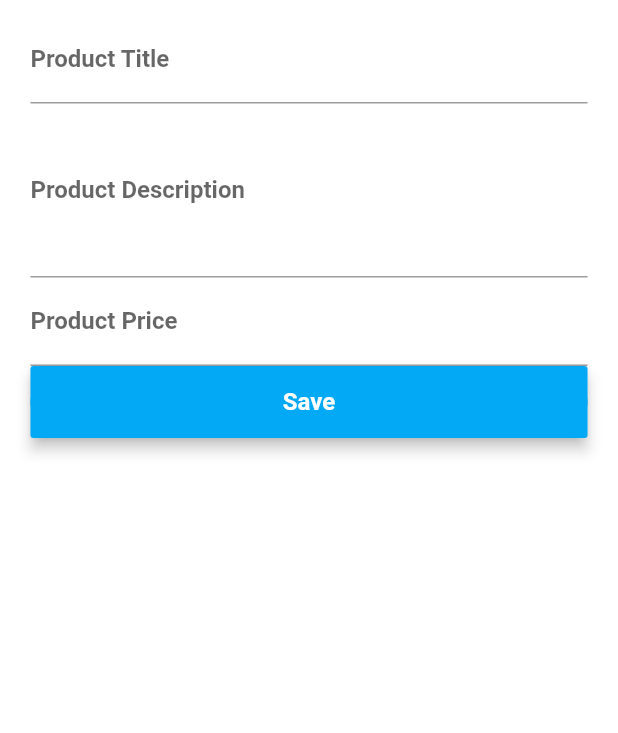
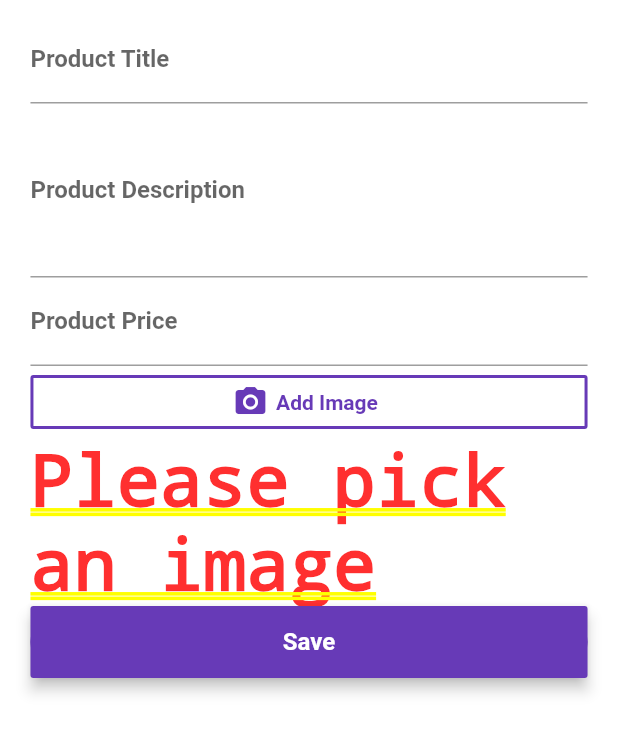
Before and after one commit to sayedsaad07/FlutterProductsApp, a Flutter app: the ProductEditPage screen opened directly, on a phone screen of 412 x 824 dp. Shown: the top 733 px of the screen. Run offline on Flutter 3.47's test engine with Material 2 defaults, Android fonts, the phone set to English and light mode, and no system bars; our stand-ins replace image_picker, shared_preferences; missing offline and left inert: async_loader, dart:ffi; accounts and stored records are empty.

Commit message:
add image picker

```diff
--- a/lib/pages/product_edit.dart
+++ b/lib/pages/product_edit.dart
@@ -2,6 +2,7 @@ import 'package:flutter/material.dart';
 import 'package:scoped_model/scoped_model.dart';
 import 'package:starter_app/core/models/product.dart';
 import 'package:starter_app/core/viewmodels/products.dart';
+import 'package:starter_app/widgets/form-inputs/image.dart';
 import 'package:starter_app/widgets/ui_elements/progress_button.dart';
 
 class ProductEditPage extends StatefulWidget {
@@ -38,6 +39,10 @@ class _ProductEditPageState extends State<ProductEditPage> {
                   _buildTitleTextFormField(),
                   _buildDescriptionTextFormField(),
                   _buildPriceTextFormField(),
+                  SizedBox(
+                    width: 10.0,
+                  ),
+                  ImageInput(),
                   _buildSubmitButton()
                 ])));
 
@@ -121,7 +126,8 @@ class _ProductEditPageState extends State<ProductEditPage> {
       await updateProduct(_formProduct['title'], _formProduct['description'],
           _formProduct['image'], _formProduct['price']);
     }
-    Navigator.pushReplacementNamed(context, "/home").then((_) => selectProduct(null));
+    Navigator.pushReplacementNamed(context, "/home")
+        .then((_) => selectProduct(null));
   }
 
   // void _showModal(BuildContext context) {
--- /dev/null
+++ b/lib/widgets/form-inputs/image.dart
@@ -0,0 +1,102 @@
+import 'package:flutter/material.dart';
+import 'dart:io';
+
+import 'package:image_picker/image_picker.dart';
+
+class ImageInput extends StatefulWidget {
+  @override
+  State<StatefulWidget> createState() {
+    return new ImageInputState();
+  }
+}
+
+class ImageInputState extends State<ImageInput> {
+  File _imageFile;
+  _getImage(BuildContext context, ImageSource source) async {
+    File imageFile =
+        await ImagePicker.pickImage(source: source, maxWidth: 400.0);
+    setState(() {
+      _imageFile = imageFile;
+    });
+
+    Navigator.pop(context);
+  }
+
+  void _openImagePicker(BuildContext context) {
+    showModalBottomSheet(
+        context: context,
+        builder: (BuildContext context) {
+          return Container(
+            height: 150.0,
+            padding: EdgeInsets.all(10.0),
+            child: Column(
+              children: <Widget>[
+                Text(
+                  "Pick an Image",
+                  style: TextStyle(fontWeight: FontWeight.bold),
+                ),
+                SizedBox(
+                  height: 10.0,
+                ),
+                FlatButton(
+                  child: Text("Use Camera"),
+                  onPressed: () {
+                    _getImage(context, ImageSource.camera);
+                  },
+                ),
+                FlatButton(
+                  child: Text("Use Gallery"),
+                  onPressed: () {
+                    _getImage(context, ImageSource.gallery);
+                  },
+                )
+              ],
+            ),
+          );
+        });
+  }
+
+  @override
+  Widget build(BuildContext context) {
+    final Color _buttonColor = Theme.of(context).accentColor;
+    return Column(
+      children: <Widget>[
+        OutlineButton(
+          borderSide: BorderSide(color: _buttonColor, width: 2.0),
+          onPressed: () {
+            _openImagePicker(context);
+          },
+          child: Row(
+            mainAxisAlignment: MainAxisAlignment.center,
+            children: <Widget>[
+              Icon(
+                Icons.camera_alt,
+                color: _buttonColor,
+              ),
+              SizedBox(
+                width: 5.0,
+              ),
+              Text(
+                "Add Image",
+                style: TextStyle(color: _buttonColor),
+              ),
+              SizedBox(
+                width: 5.0,
+              ),
+
+            ],
+          ),
+        ),
+         _imageFile == null
+                  ? Text("Please pick an image")
+                  : Image.file(
+                      _imageFile,
+                      fit: BoxFit.cover,
+                      height: 300.0,
+                      width: MediaQuery.of(context).size.width,
+                      alignment: Alignment.topCenter,
+                    )
+      ],
+    );
+  }
+}
--- a/lib/widgets/ui_elements/progress_button.dart
+++ b/lib/widgets/ui_elements/progress_button.dart
@@ -24,6 +24,7 @@ class ProgressButtonState extends State<ProgressButton>
 
   @override
   Widget build(BuildContext context) {
+    final Color _buttonColor = Theme.of(context).accentColor;
     Widget materialButton = new MaterialButton(
       key: _globalKey,
       child: setUpButtonChild(),
@@ -40,10 +41,10 @@ class ProgressButtonState extends State<ProgressButton>
       elevation: 4.0,
       minWidth: _width,
       height: 48.0,
-      color: Colors.lightBlue,
+      color: _buttonColor,
     );
     return new PhysicalModel(
-      color: Colors.lightBlue,
+      color: _buttonColor,
       borderRadius: BorderRadius.circular(25.0),
       child: materialButton,
     );
--- a/pubspec.yaml
+++ b/pubspec.yaml
@@ -27,6 +27,7 @@ dependencies:
   http: ^0.12.0+2
   async_loader: ^0.1.2
   shared_preferences: ^0.5.6
+  image_picker: ^0.6.3+1
 
 dev_dependencies:
   flutter_test:
```
Also changed, not shown: pubspec.lock, 3 other files.
